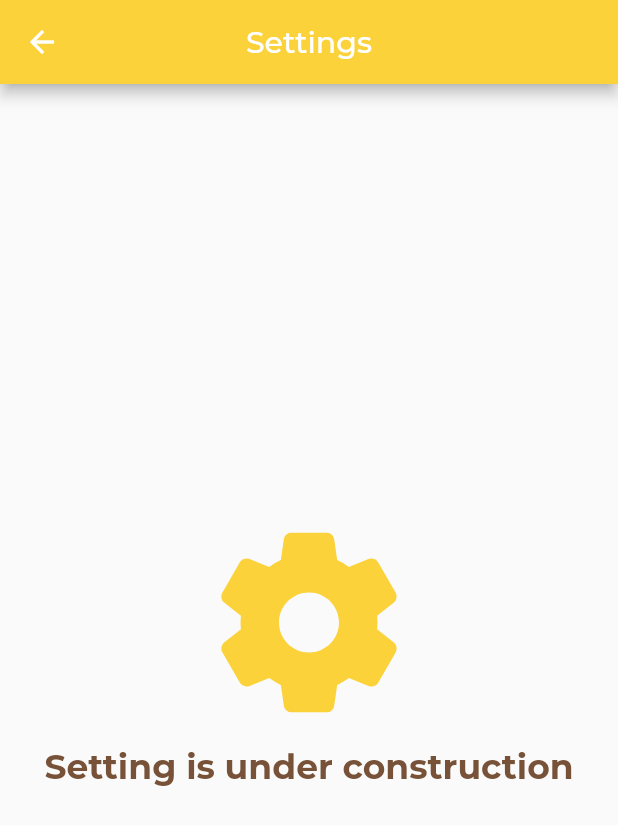
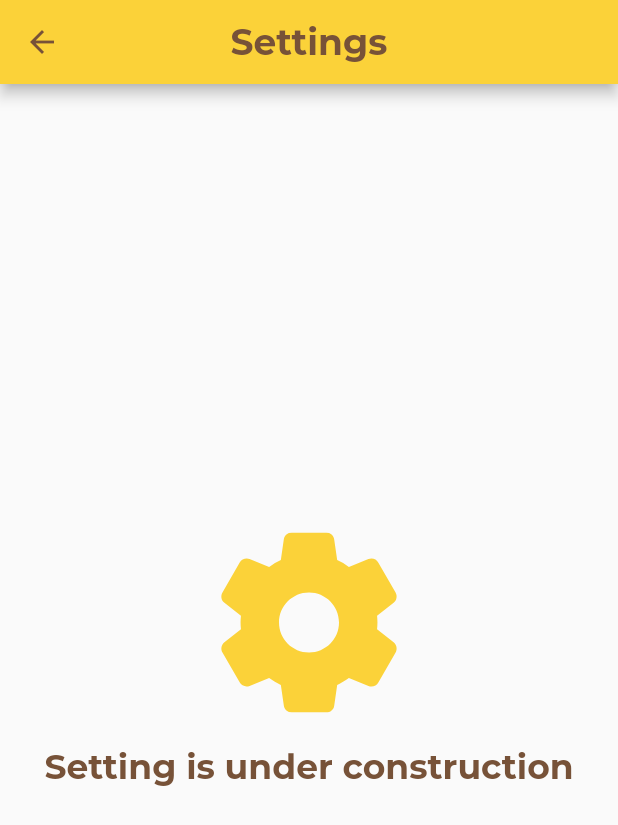
Before and after one commit to MartienJun/flutter_note_it, a Flutter app: the SettingsScreen screen opened directly, on a phone screen of 412 x 824 dp. Shown: the top 825 px of the screen. Run offline on Flutter 3.47's test engine with Material 2 defaults, Android fonts, the phone set to English and light mode, and no system bars; our stand-ins replace cloud_firestore, firebase_auth, firebase_core, flutter_svg; accounts and stored records are empty; network calls fail.

Commit message:
refactor: refactoring UI

```diff
--- a/note_it/lib/crud/note_card.dart
+++ b/note_it/lib/crud/note_card.dart
@@ -36,7 +36,11 @@ class NoteCard extends StatelessWidget {
           borderRadius: BorderRadius.circular(20.0),
           color: Colors.white,
           boxShadow: [
-            BoxShadow(color: ColorGray, offset: Offset(0, 2), blurRadius: 12.0)
+            BoxShadow(
+              color: Colors.black.withOpacity(0.16),
+              offset: Offset(0.0, 2.0),
+              blurRadius: 4.0,
+            ),
           ],
         ),
       ),
--- a/note_it/lib/screens/settings_screen.dart
+++ b/note_it/lib/screens/settings_screen.dart
@@ -45,7 +45,18 @@ class _SettingsScreenState extends State<SettingsScreen> {
       builder: (context, orientation) {
         return Scaffold(
           appBar: AppBar(
-            title: Text('Settings'),
+            title: Text(
+              'Settings',
+              style: TextStyle(
+                color: secondaryColor,
+                fontWeight: FontWeight.w700,
+                fontSize: 24.0,
+                letterSpacing: 0.0,
+              ),
+            ),
+            iconTheme: IconThemeData(
+              color: secondaryColor,
+            ),
             centerTitle: true,
             backgroundColor: primaryColor,
           ),
```
Also changed, not shown: note_it/lib/crud/note_crud.dart (+15 -7 lines), note_it/lib/screens/category_screen.dart (+12 -1 lines), note_it/lib/screens/home_screen.dart (+0 -11 lines), note_it/lib/screens/login_screen.dart (+13 -6 lines), note_it/lib/screens/register_screen.dart (+12 -6 lines), note_it/lib/screens/trash_screen.dart (+13 -2 lines), note_it/pubspec.lock.
